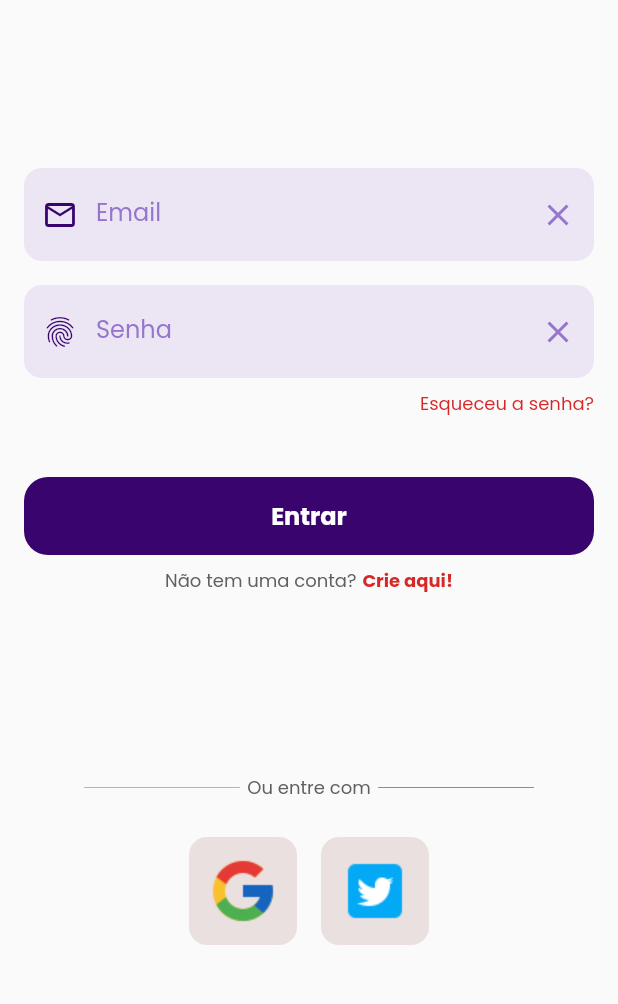
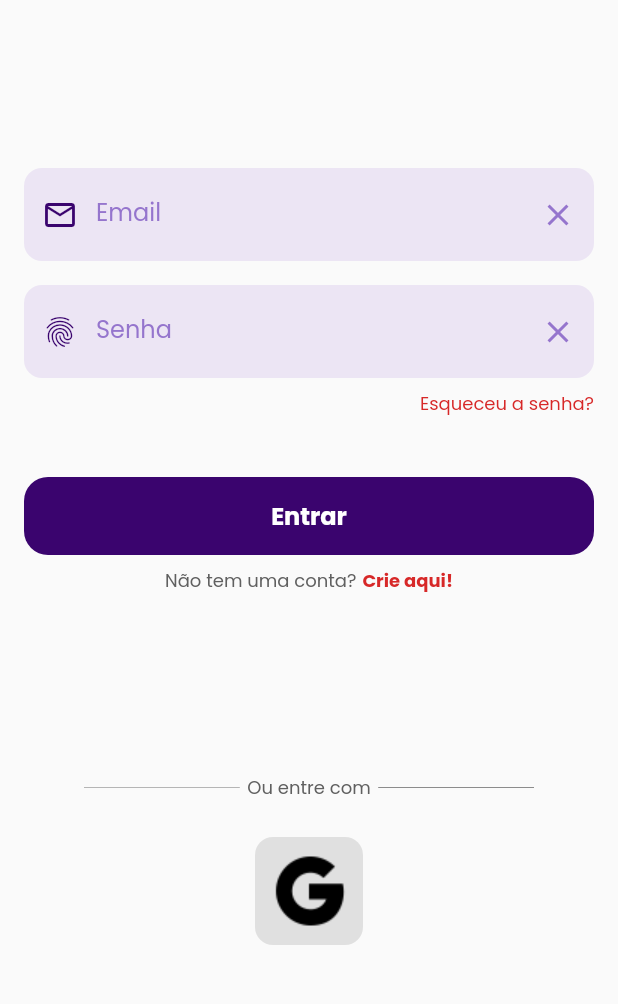
Before and after one commit to commandee/mobile, a Flutter app: the screen it shows after launch, after a tap on "Login", on a phone screen of 412 x 824 dp, the part 180-1184 px from its top. Run offline on Flutter 3.47's test engine with Material 2 defaults, Android fonts, the phone set to English and light mode, and no system bars.

Commit message:
tirando square tile de componentes

```diff
--- a/lib/components/square_tile_login.dart
+++ /dev/null
@@ -1,22 +0,0 @@
-import 'package:flutter/material.dart ';
-import 'package:teste/constants.dart';
-
-class SquareTile extends StatelessWidget {
-  final String imagePath;
-
-  const SquareTile({super.key, required this.imagePath});
-
-  @override
-  Widget build(BuildContext context) {
-    return Container(
-      decoration: BoxDecoration(
-        borderRadius: const BorderRadius.all(Radius.circular(12)),
-        color: secondaryLM,
-      ),
-      child: Image.asset(
-        imagePath,
-        height: 72,
-      ),
-    );
-  }
-}
--- a/lib/pages/login.dart
+++ b/lib/pages/login.dart
@@ -3,7 +3,6 @@
 import 'package:flutter/material.dart';
 import 'package:teste/components/button.dart';
 import 'package:teste/components/form_textfield.dart';
-import 'package:teste/components/square_tile_login.dart';
 import 'package:teste/constants.dart';
 import 'package:teste/pages/forgot_password.dart';
 import 'package:teste/pages/register.dart';
@@ -29,6 +28,7 @@ class LoginPage extends StatelessWidget {
               style: TextStyle(
                 color: textoLM,
               ),
+              textAlign: TextAlign.center,
             ),
             content: TextButton(
               child: Text(
@@ -196,11 +196,17 @@ class LoginPage extends StatelessWidget {
                 Row(
                   mainAxisAlignment: MainAxisAlignment.center,
                   children: [
-                    SquareTile(imagePath: "assets/images/google.png"),
-                    const SizedBox(
-                      width: 16,
-                    ),
-                    SquareTile(imagePath: "assets/images/twitter.png")
+                    Container(
+                      decoration: BoxDecoration(
+                        borderRadius:
+                            const BorderRadius.all(Radius.circular(12)),
+                        color: Colors.grey[300],
+                      ),
+                      child: Image.asset(
+                        "assets/images/google.png",
+                        height: 72,
+                      ),
+                    )
                   ],
                 ),
               ],
```
Also changed, not shown: assets/images/google.png, assets/images/twitter.png (deleted).
